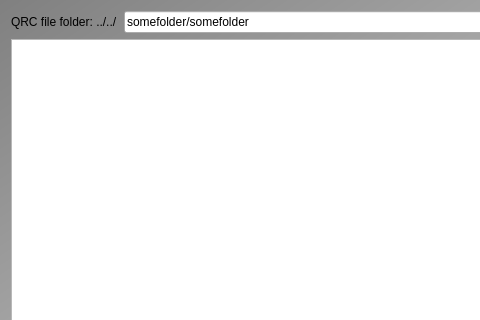
richelbilderbeek/TestQrcFile, file qttestqrcfilemaindialog.ui: the form before one commit; both pictures show x 0 to 480 and y 0 to 320 of the 929 by 613 pixel window.
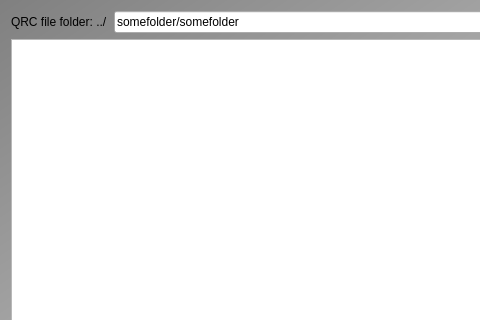
The form after the commit. Icons and pictures are not drawn.

The edit to the form file:
```diff
--- a/qttestqrcfilemaindialog.ui
+++ b/qttestqrcfilemaindialog.ui
@@ -30,7 +30,7 @@
      <item>
       <widget class="QLabel" name="label_folder">
        <property name="text">
-        <string>QRC file folder: ../../</string>
+        <string>QRC file folder: ../</string>
        </property>
       </widget>
      </item>
```
Left out of the diff: 6 changed lines with no effect on the pictures.
